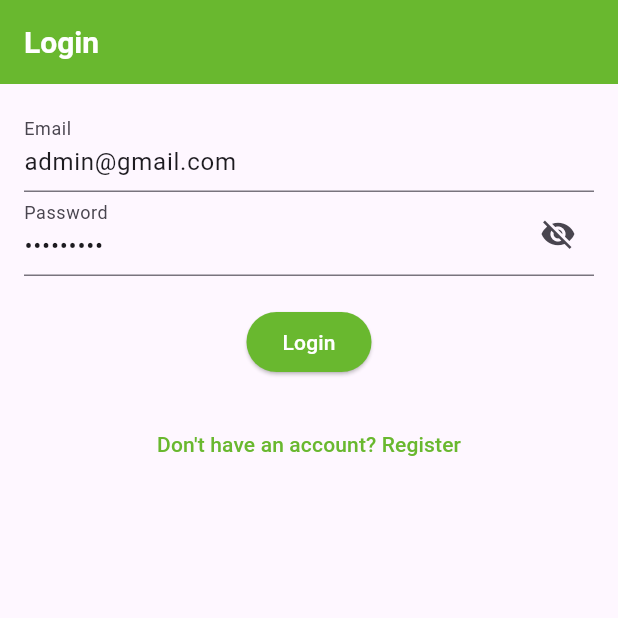
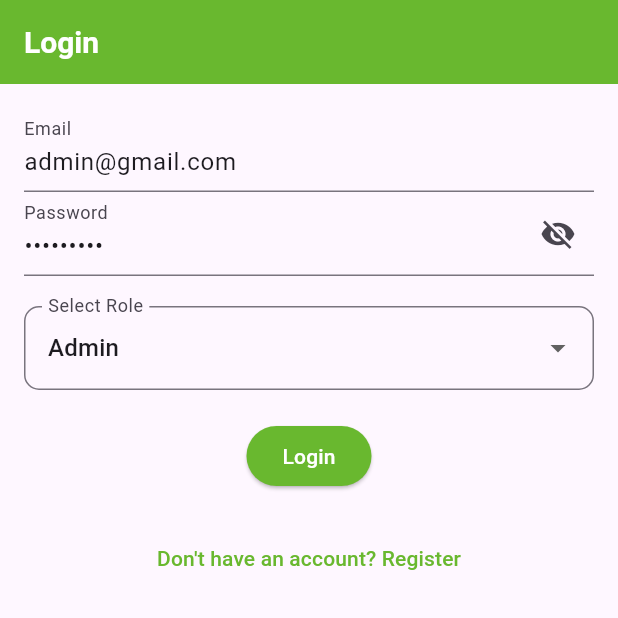
Before and after one commit to vprabhu1771/flutter_supabase_weight_bridge_record_control, a Flutter app: the screen it shows after launch, in the side drawer, after a tap on "Login", on a phone screen of 412 x 824 dp, the top half of it. Run offline on Flutter 3.47's test engine with Material 3 defaults, Android fonts, the phone set to English and light mode, and no system bars; our stand-ins replace carousel_slider, flutter_dotenv, flutter_secure_storage, flutter_slidable, fluttertoast, image_picker and 4 more; accounts and stored records are empty; network calls fail.

Commit message:
Update LoginScreen.dart

```diff
--- a/lib/screens/auth/LoginScreen.dart
+++ b/lib/screens/auth/LoginScreen.dart
@@ -2,7 +2,9 @@ import 'package:flutter/material.dart';
 import 'package:supabase_flutter/supabase_flutter.dart';
 import 'package:flutter_secure_storage/flutter_secure_storage.dart';
 
+
 import '../HomeScreen.dart';
+import '../admin/AdminDashboard.dart';
 import 'RegisterScreen.dart';
 
 final supabase = Supabase.instance.client;
@@ -22,9 +24,15 @@ class _LoginScreenState extends State<LoginScreen> {
 
   final TextEditingController passwordController = TextEditingController();
 
+  String _selectedRole = 'Admin';
+
+  final List<String> _roles = ['Customer', 'Admin'];
+
   final storage = FlutterSecureStorage(); // Secure storage instance
 
   bool _isPasswordVisible = false; // Track password visibility
+
+  String? userId;
 
   @override
   void initState() {
@@ -32,6 +40,40 @@ class _LoginScreenState extends State<LoginScreen> {
     emailController.text = "admin@gmail.com";
     passwordController.text = "admin@123";
   }
+
+  Future<void> fetchUserRole(String userId) async {
+    try {
+      final response = await Supabase.instance.client
+          .from('user_roles')
+          .select('roles(id, name)')
+      // .select('*')
+          .eq('user_id', userId)
+          .maybeSingle(); // Avoids crash if no rows are found
+
+      print(response.toString());
+
+      if (response != null && response['roles'] != null) {
+        final role = response['roles']['name'];
+        print("Role: $role");
+        navigateBasedOnRole(role);
+      } else {
+        print("No role found for user: $userId");
+      }
+    } catch (e) {
+      print("Error fetching role: $e");
+    }
+  }
+
+
+
+  void navigateBasedOnRole(String role) {
+    if (role == 'admin') {
+      Navigator.pushReplacement(context, MaterialPageRoute(builder: (_) => AdminDashboard(title: "Admin Dashboard",)));
+    } else if (role == 'customer') {
+      Navigator.pushReplacement(context, MaterialPageRoute(builder: (_) => HomeScreen(title: "Dashboard")));
+    }
+  }
+
 
   Future<void> signIn() async {
     try {
@@ -48,11 +90,19 @@ class _LoginScreenState extends State<LoginScreen> {
           SnackBar(content: Text('Login successful!')),
         );
 
+        // print(supabase.auth.currentUser?.id);
+        setState(() {
+          userId = supabase.auth.currentUser?.id;
+        });
+
+        print(userId);
+
         // Navigate to home screen
-        Navigator.pop(context);
-        Navigator.of(context).push(
-          MaterialPageRoute(builder: (context) => HomeScreen(title: 'Home')),
-        );
+        // Navigator.pop(context);
+        // Navigator.of(context).push(
+        //   MaterialPageRoute(builder: (context) => HomePage()),
+        // );
+        fetchUserRole(userId!);
       }
     } catch (error) {
       ScaffoldMessenger.of(context).showSnackBar(
@@ -69,6 +119,19 @@ class _LoginScreenState extends State<LoginScreen> {
         padding: EdgeInsets.all(16.0),
         child: Column(
           children: [
+            // Logo at the Top
+            // Image.asset(
+            //   'assets/splash_logo.jpg',  // Make sure to add your logo in assets folder
+            //   height: 300,
+            // ),
+            // SizedBox(height: 20),
+
+            // Text(
+            //   "Login",
+            //   style: TextStyle(fontSize: 26, fontWeight: FontWeight.bold),
+            // ),
+            // SizedBox(height: 20),
+
             TextField(
               controller: emailController,
               decoration: InputDecoration(labelText: 'Email'),
@@ -91,6 +154,39 @@ class _LoginScreenState extends State<LoginScreen> {
               obscureText: !_isPasswordVisible,
             ),
             SizedBox(height: 20),
+
+            // Role Dropdown
+            DropdownButtonFormField<String>(
+              value: _selectedRole,
+              items: _roles.map((role) {
+                return DropdownMenuItem(
+                  value: role,
+                  child: Text(role),
+                );
+              }).toList(),
+              decoration: InputDecoration(
+                labelText: "Select Role",
+                border: OutlineInputBorder(
+                  borderRadius: BorderRadius.circular(10),
+                ),
+              ),
+              onChanged: (value) {
+                setState(() {
+                  _selectedRole = value!;
+                });
+
+                // Set email & password based on role
+                if (_selectedRole == 'Admin') {
+                  emailController.text = "admin@gmail.com";
+                  passwordController.text = "admin@123";
+                } else if (_selectedRole == 'Customer') {
+                  emailController.text = "lali@gmail.com";
+                  passwordController.text = "admin@123";
+                }
+              },
+            ),
+            SizedBox(height: 20),
+
             ElevatedButton(
               onPressed: signIn,
               child: Text('Login'),
```
